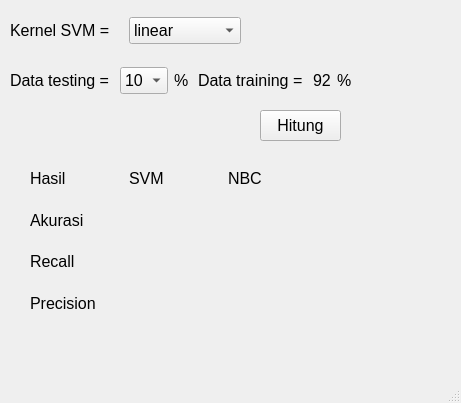
This is gui.ui in mtrianjasmoro/skripsi as Qt 5 draws it before an edit. The edited form follows.
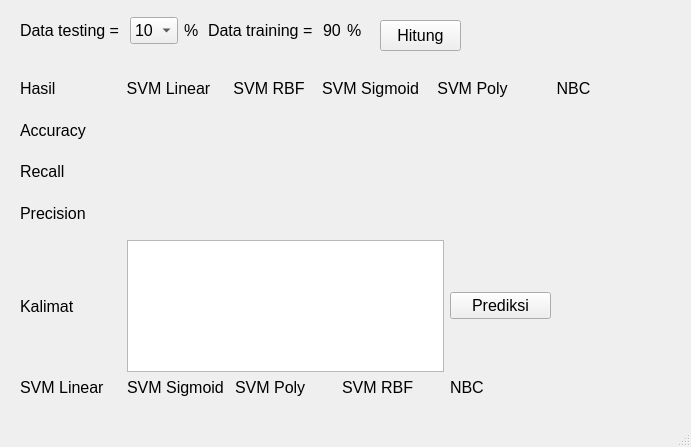
This is the edited form.

```diff
--- a/gui.ui
+++ b/gui.ui
@@ -6,72 +6,19 @@
    <rect>
     <x>0</x>
     <y>0</y>
-    <width>461</width>
-    <height>403</height>
+    <width>691</width>
+    <height>447</height>
    </rect>
   </property>
   <property name="windowTitle">
    <string>Analisis Sentimen Aplikasi Go-Jek Menggunakan SVM dan NBC</string>
   </property>
   <widget class="QWidget" name="centralwidget">
-   <widget class="QWidget" name="gridLayoutWidget">
-    <property name="geometry">
-     <rect>
-      <x>10</x>
-      <y>10</y>
-      <width>231</width>
-      <height>41</height>
-     </rect>
-    </property>
-    <property name="font">
-     <font>
-      <pointsize>12</pointsize>
-     </font>
-    </property>
-    <layout class="QGridLayout" name="gridLayout">
-     <item row="0" column="0">
-      <widget class="QLabel" name="label">
-       <property name="font">
-        <font>
-         <pointsize>12</pointsize>
-        </font>
-       </property>
-       <property name="text">
-        <string>Kernel SVM = </string>
-       </property>
-      </widget>
-     </item>
-     <item row="0" column="1">
-      <widget class="QComboBox" name="in_kernel">
-       <item>
-        <property name="text">
-         <string>linear</string>
-        </property>
-       </item>
-       <item>
-        <property name="text">
-         <string>poly</string>
-        </property>
-       </item>
-       <item>
-        <property name="text">
-         <string>sigmoid</string>
-        </property>
-       </item>
-       <item>
-        <property name="text">
-         <string>rbf</string>
-        </property>
-       </item>
-      </widget>
-     </item>
-    </layout>
-   </widget>
    <widget class="QWidget" name="gridLayoutWidget_2">
     <property name="geometry">
      <rect>
-      <x>10</x>
-      <y>60</y>
+      <x>20</x>
+      <y>10</y>
       <width>345</width>
       <height>41</height>
      </rect>
@@ -90,7 +37,7 @@
         </font>
        </property>
        <property name="text">
-        <string>92</string>
+        <string>90</string>
        </property>
       </widget>
      </item>
@@ -201,9 +148,9 @@
    <widget class="QWidget" name="gridLayoutWidget_3">
     <property name="geometry">
      <rect>
-      <x>30</x>
-      <y>160</y>
-      <width>291</width>
+      <x>20</x>
+      <y>70</y>
+      <width>601</width>
       <height>161</height>
      </rect>
     </property>
@@ -213,39 +160,86 @@
      </font>
     </property>
     <layout class="QGridLayout" name="gridLayout_3">
-     <item row="0" column="0">
-      <widget class="QLabel" name="label_9">
-       <property name="font">
-        <font>
-         <pointsize>12</pointsize>
-        </font>
+     <item row="2" column="5">
+      <widget class="QLabel" name="nbc_r">
+       <property name="text">
+        <string/>
        </property>
+       <property name="alignment">
+        <set>Qt::AlignCenter</set>
+       </property>
+      </widget>
+     </item>
+     <item row="1" column="1">
+      <widget class="QLabel" name="svm_l_a">
        <property name="text">
-        <string>Hasil</string>
+        <string/>
        </property>
+       <property name="alignment">
+        <set>Qt::AlignCenter</set>
+       </property>
+       <property name="openExternalLinks">
+        <bool>false</bool>
+       </property>
       </widget>
      </item>
-     <item row="0" column="2">
-      <widget class="QLabel" name="label_8">
+     <item row="3" column="3">
+      <widget class="QLabel" name="svm_s_p">
+       <property name="text">
+        <string/>
+       </property>
+       <property name="alignment">
+        <set>Qt::AlignCenter</set>
+       </property>
+      </widget>
+     </item>
+     <item row="1" column="2">
+      <widget class="QLabel" name="svm_r_a">
+       <property name="text">
+        <string/>
+       </property>
+       <property name="alignment">
+        <set>Qt::AlignCenter</set>
+       </property>
+      </widget>
+     </item>
+     <item row="3" column="4">
+      <widget class="QLabel" name="svm_p_p">
+       <property name="text">
+        <string/>
+       </property>
+       <property name="alignment">
+        <set>Qt::AlignCenter</set>
+       </property>
+      </widget>
+     </item>
+     <item row="0" column="4">
+      <widget class="QLabel" name="label_28">
        <property name="font">
         <font>
          <pointsize>12</pointsize>
         </font>
        </property>
        <property name="text">
-        <string>NBC</string>
+        <string>SVM Poly</string>
        </property>
+       <property name="alignment">
+        <set>Qt::AlignCenter</set>
+       </property>
       </widget>
      </item>
-     <item row="1" column="0">
-      <widget class="QLabel" name="label_10">
+     <item row="0" column="1">
+      <widget class="QLabel" name="label_7">
        <property name="font">
         <font>
          <pointsize>12</pointsize>
         </font>
        </property>
        <property name="text">
-        <string>Akurasi </string>
+        <string>SVM Linear</string>
+       </property>
+       <property name="alignment">
+        <set>Qt::AlignCenter</set>
        </property>
       </widget>
      </item>
@@ -261,15 +255,140 @@
        </property>
       </widget>
      </item>
-     <item row="0" column="1">
-      <widget class="QLabel" name="label_7">
+     <item row="1" column="0">
+      <widget class="QLabel" name="label_10">
        <property name="font">
         <font>
          <pointsize>12</pointsize>
         </font>
        </property>
        <property name="text">
-        <string>SVM</string>
+        <string>Accuracy</string>
+       </property>
+      </widget>
+     </item>
+     <item row="1" column="5">
+      <widget class="QLabel" name="nbc_a">
+       <property name="text">
+        <string/>
+       </property>
+       <property name="alignment">
+        <set>Qt::AlignCenter</set>
+       </property>
+      </widget>
+     </item>
+     <item row="2" column="1">
+      <widget class="QLabel" name="svm_l_r">
+       <property name="text">
+        <string/>
+       </property>
+       <property name="alignment">
+        <set>Qt::AlignCenter</set>
+       </property>
+      </widget>
+     </item>
+     <item row="3" column="2">
+      <widget class="QLabel" name="svm_r_p">
+       <property name="text">
+        <string/>
+       </property>
+       <property name="alignment">
+        <set>Qt::AlignCenter</set>
+       </property>
+      </widget>
+     </item>
+     <item row="0" column="3">
+      <widget class="QLabel" name="label_27">
+       <property name="font">
+        <font>
+         <pointsize>12</pointsize>
+        </font>
+       </property>
+       <property name="text">
+        <string>SVM Sigmoid</string>
+       </property>
+       <property name="alignment">
+        <set>Qt::AlignCenter</set>
+       </property>
+      </widget>
+     </item>
+     <item row="2" column="4">
+      <widget class="QLabel" name="svm_p_r">
+       <property name="text">
+        <string/>
+       </property>
+       <property name="alignment">
+        <set>Qt::AlignCenter</set>
+       </property>
+      </widget>
+     </item>
+     <item row="0" column="2">
+      <widget class="QLabel" name="label_26">
+       <property name="font">
+        <font>
+         <pointsize>12</pointsize>
+        </font>
+       </property>
+       <property name="text">
+        <string>SVM RBF</string>
+       </property>
+       <property name="alignment">
+        <set>Qt::AlignCenter</set>
+       </property>
+      </widget>
+     </item>
+     <item row="1" column="4">
+      <widget class="QLabel" name="svm_p_a">
+       <property name="text">
+        <string/>
+       </property>
+       <property name="alignment">
+        <set>Qt::AlignCenter</set>
+       </property>
+      </widget>
+     </item>
+     <item row="3" column="5">
+      <widget class="QLabel" name="nbc_p">
+       <property name="text">
+        <string/>
+       </property>
+       <property name="alignment">
+        <set>Qt::AlignCenter</set>
+       </property>
+      </widget>
+     </item>
+     <item row="2" column="2">
+      <widget class="QLabel" name="svm_r_r">
+       <property name="text">
+        <string/>
+       </property>
+       <property name="alignment">
+        <set>Qt::AlignCenter</set>
+       </property>
+      </widget>
+     </item>
+     <item row="0" column="5">
+      <widget class="QLabel" name="label_8">
+       <property name="font">
+        <font>
+         <pointsize>12</pointsize>
+        </font>
+       </property>
+       <property name="text">
+        <string>NBC</string>
+       </property>
+       <property name="alignment">
+        <set>Qt::AlignCenter</set>
+       </property>
+      </widget>
+     </item>
+     <item row="3" column="1">
+      <widget class="QLabel" name="svm_l_p">
+       <property name="text">
+        <string/>
+       </property>
+       <property name="alignment">
+        <set>Qt::AlignCenter</set>
        </property>
       </widget>
      </item>
@@ -285,45 +404,35 @@
        </property>
       </widget>
      </item>
-     <item row="1" column="1">
-      <widget class="QLabel" name="svm_a">
+     <item row="2" column="3">
+      <widget class="QLabel" name="svm_s_r">
        <property name="text">
         <string/>
        </property>
-      </widget>
-     </item>
-     <item row="2" column="1">
-      <widget class="QLabel" name="svm_r">
-       <property name="text">
-        <string/>
+       <property name="alignment">
+        <set>Qt::AlignCenter</set>
        </property>
       </widget>
      </item>
-     <item row="3" column="1">
-      <widget class="QLabel" name="svm_p">
+     <item row="1" column="3">
+      <widget class="QLabel" name="svm_s_a">
        <property name="text">
         <string/>
        </property>
-      </widget>
-     </item>
-     <item row="3" column="2">
-      <widget class="QLabel" name="nbc_p">
-       <property name="text">
-        <string/>
+       <property name="alignment">
+        <set>Qt::AlignCenter</set>
        </property>
       </widget>
      </item>
-     <item row="2" column="2">
-      <widget class="QLabel" name="nbc_r">
-       <property name="text">
-        <string/>
+     <item row="0" column="0">
+      <widget class="QLabel" name="label_9">
+       <property name="font">
+        <font>
+         <pointsize>12</pointsize>
+        </font>
        </property>
-      </widget>
-     </item>
-     <item row="1" column="2">
-      <widget class="QLabel" name="nbc_a">
        <property name="text">
-        <string/>
+        <string>Hasil</string>
        </property>
       </widget>
      </item>
@@ -332,8 +441,8 @@
    <widget class="QPushButton" name="ok">
     <property name="geometry">
      <rect>
-      <x>260</x>
-      <y>110</y>
+      <x>380</x>
+      <y>20</y>
       <width>81</width>
       <height>31</height>
      </rect>
@@ -347,6 +456,170 @@
      <string>Hitung</string>
     </property>
    </widget>
+   <widget class="QWidget" name="gridLayoutWidget_4">
+    <property name="geometry">
+     <rect>
+      <x>20</x>
+      <y>240</y>
+      <width>531</width>
+      <height>181</height>
+     </rect>
+    </property>
+    <property name="font">
+     <font>
+      <pointsize>12</pointsize>
+     </font>
+    </property>
+    <layout class="QGridLayout" name="gridLayout_4">
+     <item row="0" column="1" colspan="3">
+      <widget class="QTextEdit" name="kal"/>
+     </item>
+     <item row="2" column="4">
+      <widget class="QLabel" name="pn">
+       <property name="font">
+        <font>
+         <pointsize>12</pointsize>
+        </font>
+       </property>
+       <property name="text">
+        <string/>
+       </property>
+      </widget>
+     </item>
+     <item row="1" column="2">
+      <widget class="QLabel" name="label_16">
+       <property name="font">
+        <font>
+         <pointsize>12</pointsize>
+        </font>
+       </property>
+       <property name="text">
+        <string>SVM Poly</string>
+       </property>
+      </widget>
+     </item>
+     <item row="2" column="3">
+      <widget class="QLabel" name="psr">
+       <property name="font">
+        <font>
+         <pointsize>12</pointsize>
+        </font>
+       </property>
+       <property name="text">
+        <string/>
+       </property>
+      </widget>
+     </item>
+     <item row="0" column="0">
+      <widget class="QLabel" name="label_13">
+       <property name="font">
+        <font>
+         <pointsize>12</pointsize>
+        </font>
+       </property>
+       <property name="text">
+        <string>Kalimat</string>
+       </property>
+      </widget>
+     </item>
+     <item row="2" column="0">
+      <widget class="QLabel" name="psl">
+       <property name="font">
+        <font>
+         <pointsize>12</pointsize>
+        </font>
+       </property>
+       <property name="text">
+        <string/>
+       </property>
+      </widget>
+     </item>
+     <item row="2" column="2">
+      <widget class="QLabel" name="psp">
+       <property name="font">
+        <font>
+         <pointsize>12</pointsize>
+        </font>
+       </property>
+       <property name="text">
+        <string/>
+       </property>
+      </widget>
+     </item>
+     <item row="1" column="4">
+      <widget class="QLabel" name="label_18">
+       <property name="font">
+        <font>
+         <pointsize>12</pointsize>
+        </font>
+       </property>
+       <property name="text">
+        <string>NBC</string>
+       </property>
+      </widget>
+     </item>
+     <item row="1" column="1">
+      <widget class="QLabel" name="label_15">
+       <property name="font">
+        <font>
+         <pointsize>12</pointsize>
+        </font>
+       </property>
+       <property name="text">
+        <string>SVM Sigmoid</string>
+       </property>
+      </widget>
+     </item>
+     <item row="1" column="0">
+      <widget class="QLabel" name="label_19">
+       <property name="font">
+        <font>
+         <pointsize>12</pointsize>
+        </font>
+       </property>
+       <property name="text">
+        <string>SVM Linear</string>
+       </property>
+      </widget>
+     </item>
+     <item row="1" column="3">
+      <widget class="QLabel" name="label_17">
+       <property name="font">
+        <font>
+         <pointsize>12</pointsize>
+        </font>
+       </property>
+       <property name="text">
+        <string>SVM RBF</string>
+       </property>
+      </widget>
+     </item>
+     <item row="2" column="1">
+      <widget class="QLabel" name="pss">
+       <property name="font">
+        <font>
+         <pointsize>12</pointsize>
+        </font>
+       </property>
+       <property name="text">
+        <string/>
+       </property>
+      </widget>
+     </item>
+     <item row="0" column="4">
+      <widget class="QPushButton" name="pred">
+       <property name="font">
+        <font>
+         <pointsize>12</pointsize>
+        </font>
+       </property>
+       <property name="text">
+        <string>Prediksi</string>
+       </property>
+      </widget>
+     </item>
+    </layout>
+   </widget>
   </widget>
   <widget class="QStatusBar" name="statusbar"/>
  </widget>
```
